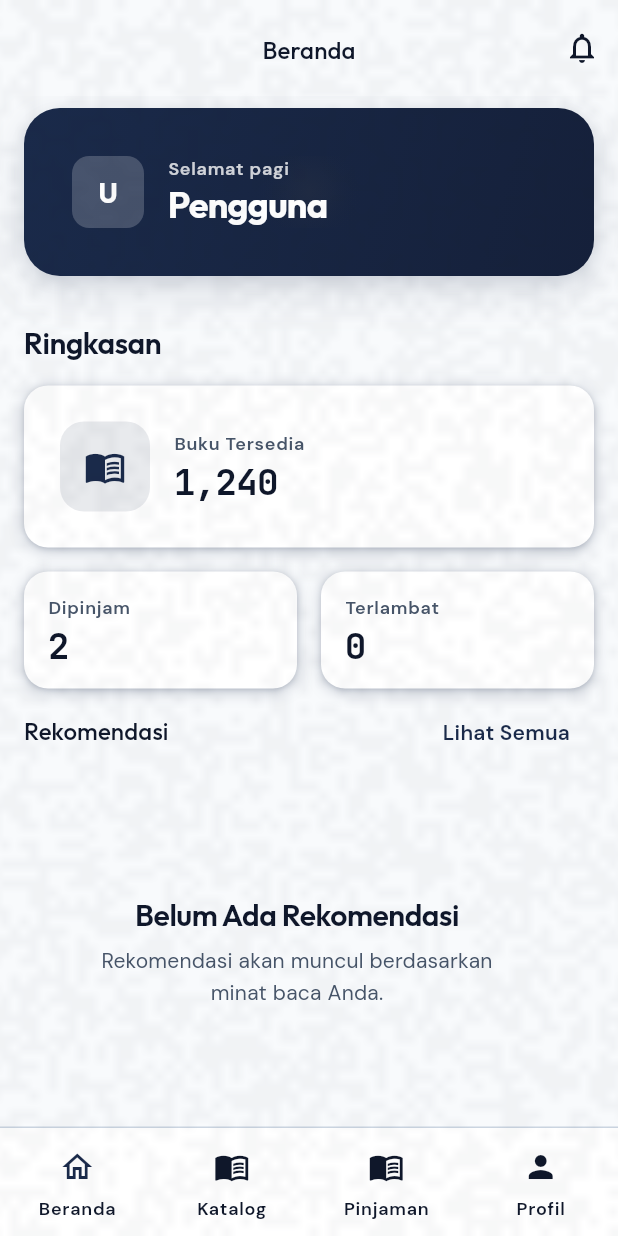
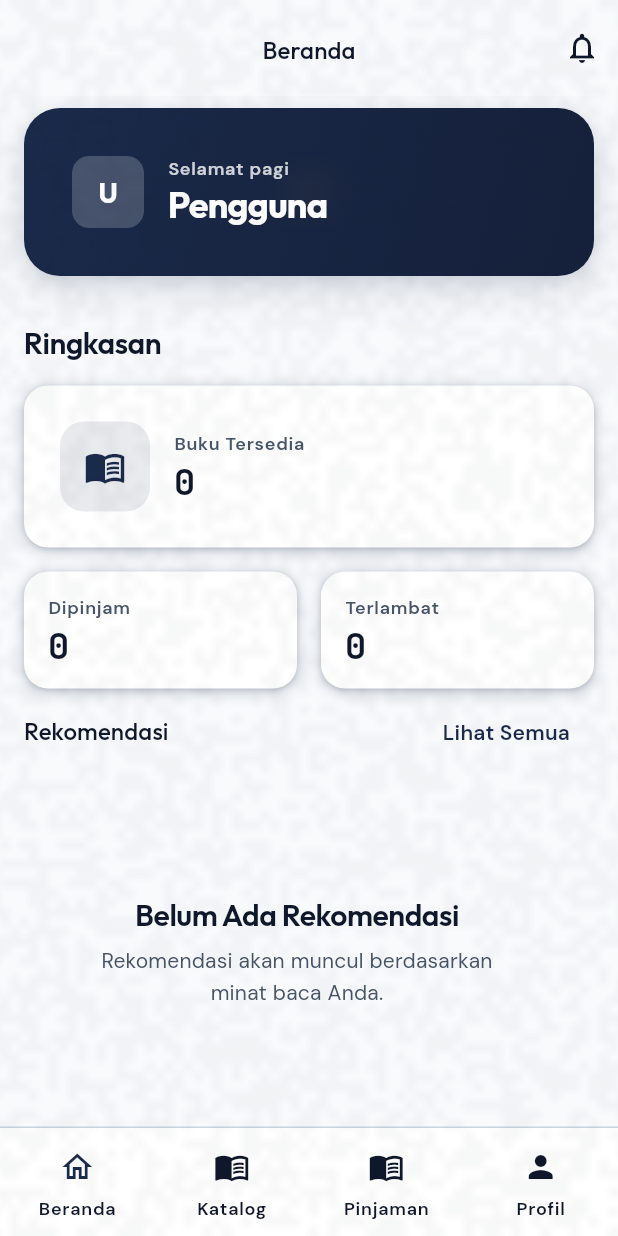
Before and after one commit to baguspradita/perpus-muhi-mobile, a Flutter app: the HomePage screen opened by its route, on a phone screen of 412 x 824 dp. Run offline on Flutter 3.47's test engine with Material 3 defaults, Android fonts, the phone set to English and light mode, and no system bars; our stand-ins replace cached_network_image, dartz, dio, equatable, flutter_riverpod, get_it and 5 more; accounts and stored records are empty; network calls fail.

Commit message:
fix(peminjaman): hapus aksi kembalikan siswa, perbesar cover kartu 2:3, dan sinkronkan data dashboard
- Hapus button Kembalikan dan dialog _confirmReturn pada kartu peminjaman (konfirmasi pengembalian kini khusus petugas)

- Perbesar sampul buku tab Aktif dan Riwayat menjadi 120x180 (rasio 2:3) dengan tinggi kartu seragam

- home: muat data peminjaman/dashboard saat init, hapus fallback angka statis statistik

- book_detail: perbaiki konstanta radius AppRadius.md dan invalidate dashboard setelah peminjaman berhasil

```diff
--- a/lib/presentation/pages/home_page.dart
+++ b/lib/presentation/pages/home_page.dart
@@ -15,6 +15,7 @@ import '../providers/auth_provider.dart';
 import '../providers/dashboard_provider.dart';
 import '../providers/dashboard_buku_provider.dart';
 import '../providers/notification_provider.dart';
+import '../providers/peminjaman_provider.dart';
 import '../widgets/stat_card.dart';
 import '../widgets/user_avatar.dart';
 import '../widgets/book_card.dart';
@@ -24,24 +25,31 @@ import '../widgets/app_button.dart';
 import '../widgets/empty_state.dart';
 import '../widgets/staggered_list.dart';
 
-class HomePage extends ConsumerWidget {
+class HomePage extends ConsumerStatefulWidget {
   const HomePage({super.key});
 
-  static bool _notifCountInitialized = false;
+  @override
+  ConsumerState<HomePage> createState() => _HomePageState();
+}
+
+class _HomePageState extends ConsumerState<HomePage> {
+  @override
+  void initState() {
+    super.initState();
+    WidgetsBinding.instance.addPostFrameCallback((_) {
+      if (!mounted) return;
+      ref.read(notificationProvider.notifier).loadUnreadCount();
+      ref.read(peminjamanProvider.notifier).loadAllData();
+      ref.read(dashboardProvider.notifier).loadDashboard();
+    });
+  }
 
   @override
-  Widget build(BuildContext context, WidgetRef ref) {
+  Widget build(BuildContext context) {
     final authState = ref.watch(authNotifierProvider);
     final user = authState.user;
     final dashboardState = ref.watch(dashboardProvider);
     final dashboardBukuState = ref.watch(dashboardBukuProvider);
-
-    if (!_notifCountInitialized) {
-      _notifCountInitialized = true;
-      WidgetsBinding.instance.addPostFrameCallback((_) {
-        ref.read(notificationProvider.notifier).loadUnreadCount();
-      });
-    }
 
     return Scaffold(
       backgroundColor: AppColors.background,
@@ -215,7 +223,7 @@ class HomePage extends ConsumerWidget {
         // Wide card
         StatCard(
           title: 'Buku Tersedia',
-          value: d?.totalBuku.toString() ?? '1,240',
+          value: (d?.totalBuku ?? 0).toString(),
           icon: Icons.menu_book,
           iconColor: AppColors.primary,
           bgColor: AppColors.surfaceContainerLowest,
@@ -228,7 +236,7 @@ class HomePage extends ConsumerWidget {
             Expanded(
               child: StatCard(
                 title: 'Dipinjam',
-                value: d?.peminjamanAktif.toString() ?? '2',
+                value: (d?.peminjamanAktif ?? 0).toString(),
                 icon: Icons.menu_book,
                 iconColor: AppColors.primary,
                 bgColor: AppColors.surfaceContainerLowest,
@@ -238,7 +246,7 @@ class HomePage extends ConsumerWidget {
             Expanded(
               child: StatCard(
                 title: 'Terlambat',
-                value: d?.peminjamanTerlambat.toString() ?? '0',
+                value: (d?.peminjamanTerlambat ?? 0).toString(),
                 icon: Icons.warning_amber,
                 iconColor: AppColors.danger,
                 bgColor: AppColors.surfaceContainerLowest,
--- a/lib/presentation/pages/katalog/book_detail_screen.dart
+++ b/lib/presentation/pages/katalog/book_detail_screen.dart
@@ -15,6 +15,7 @@ import '../../../core/utils/date_utils.dart';
 import '../../../domain/entities/buku_entity.dart';
 import '../../providers/auth_provider.dart';
 import '../../providers/peminjaman_provider.dart';
+import '../../providers/dashboard_provider.dart';
 import '../../providers/book_detail_provider.dart';
 import '../../providers/related_books_provider.dart';
 import '../../widgets/app_button.dart';
@@ -272,7 +273,7 @@ class _BookDetailScreenState extends ConsumerState<BookDetailScreen>
             child: Container(
               decoration: BoxDecoration(
                 color: AppColors.surfaceContainerHigh,
-                borderRadius: BorderRadius.vertical(top: Radius.circular(AppRadius.rMd)),
+                borderRadius: BorderRadius.vertical(top: Radius.circular(AppRadius.md)),
               ),
             ),
           ),
@@ -738,6 +739,9 @@ class _BookDetailScreenState extends ConsumerState<BookDetailScreen>
                               if (!context.mounted) return;
 
                               final error = ref.read(peminjamanProvider).errorMessage;
+                              if (error.isEmpty) {
+                                ref.invalidate(dashboardProvider);
+                              }
                               Navigator.pop(dialogContext);
 
                               ScaffoldMessenger.of(context).showSnackBar(
```
Also changed, not shown: lib/presentation/pages/peminjaman/peminjaman_list_screen.dart (+5 -69 lines), 2 other files.
